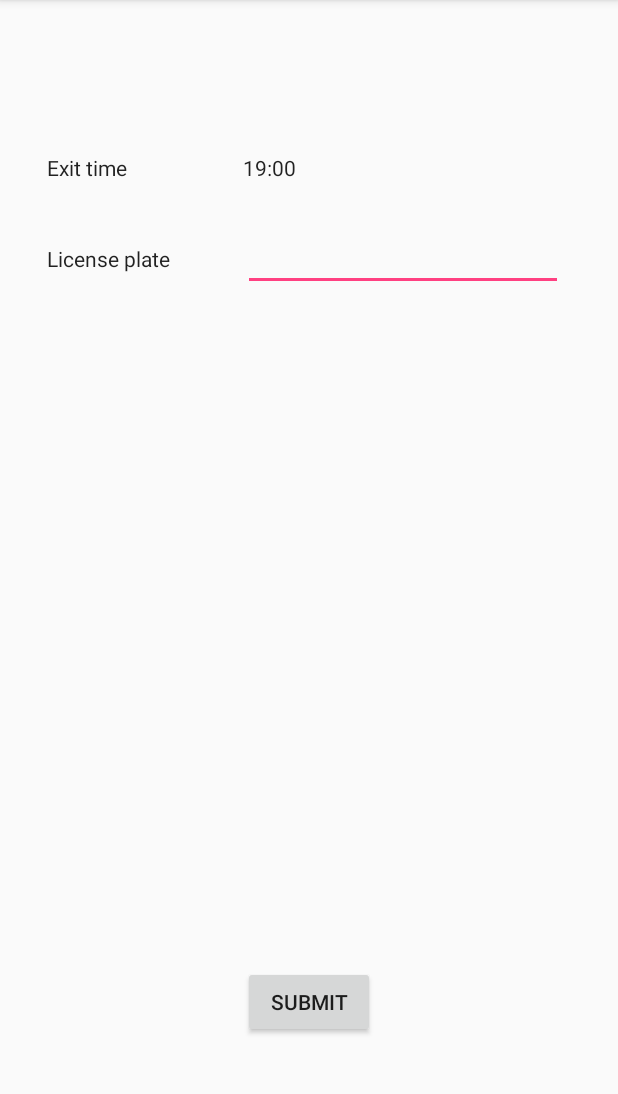
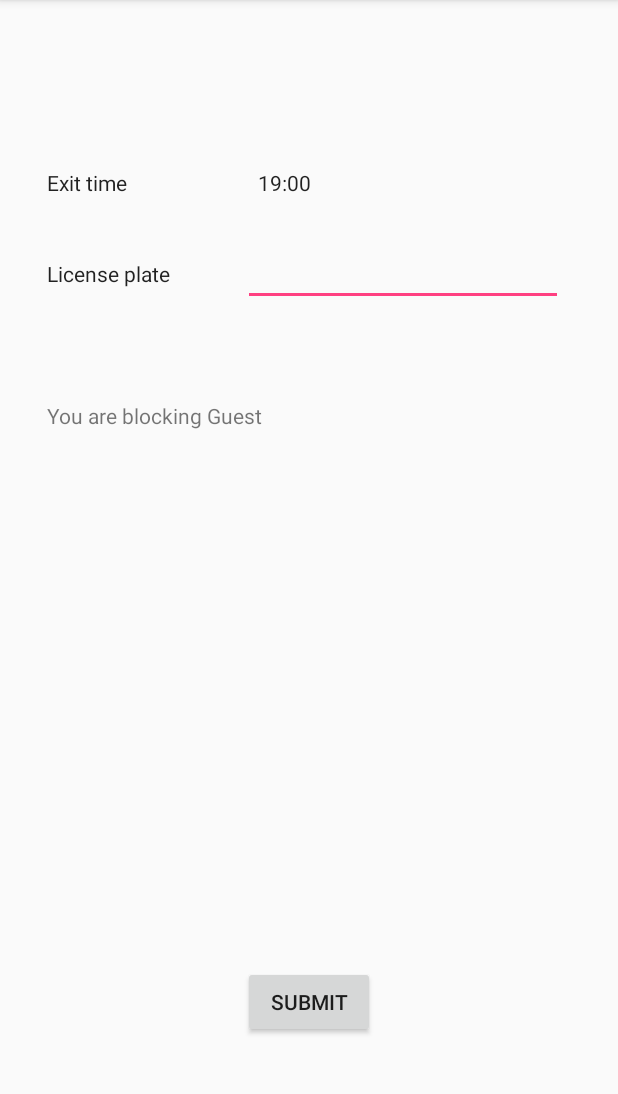
Before and after one commit to kobyperets/i-blocked-u-fe, an Android app: the fragment IBlockedUFormFragment shown on its own in the app's theme, on a phone screen of 412 x 824 dp, the part 84-1178 px from its top. Run offline under Robolectric (Android 15) with nearby library versions, the phone set to English and light mode, and no system bars; 1 statement that could not run was skipped.

Commit message:
add blocking message

```diff
--- a/IBlockedU/app/src/main/java/com/salesforce/iblockedu/IBlockedUFormFragment.java
+++ b/IBlockedU/app/src/main/java/com/salesforce/iblockedu/IBlockedUFormFragment.java
@@ -1,5 +1,7 @@
 package com.salesforce.iblockedu;
 
+import android.content.Context;
+import android.content.SharedPreferences;
 import android.net.Uri;
 import android.os.Bundle;
 import android.support.v4.app.Fragment;
@@ -7,6 +9,7 @@ import android.view.LayoutInflater;
 import android.view.View;
 import android.view.ViewGroup;
 import android.widget.EditText;
+import android.widget.TextView;
 
 
 /**
@@ -22,6 +25,8 @@ public class IBlockedUFormFragment extends Fragment {
     // the fragment initialization parameters, e.g. ARG_ITEM_NUMBER
     private static final String ARG_PARAM_LICENSE_PLATE = "param1";
     private static final String ARG_PARAM2 = "param2";
+
+
 
     // TODO: Rename and change types of parameters
     private String mParam1;
@@ -65,7 +70,15 @@ public class IBlockedUFormFragment extends Fragment {
                              Bundle savedInstanceState) {
         // Inflate the layout for this fragment
         View inflate = inflater.inflate(R.layout.fragment_iblocked_uform, container, false);
-        ((EditText)inflate.findViewById(R.id.license_plate)).setText(getArguments().getString(ARG_PARAM_LICENSE_PLATE));
+        String lisence = getArguments().getString(ARG_PARAM_LICENSE_PLATE);
+        ((EditText)inflate.findViewById(R.id.license_plate)).setText(lisence);
+
+
+        //Build the blocking message
+        SharedPreferences sharedPref = getActivity().getPreferences(Context.MODE_PRIVATE);
+        String owner = sharedPref.getString(lisence, "Guest");
+        String message = "You are blocking "+ owner;
+        ((TextView)inflate.findViewById(R.id.form_block_message)).setText(message);
 
         return inflate;
     }
--- a/IBlockedU/app/src/main/res/layout/fragment_iblocked_uform.xml
+++ b/IBlockedU/app/src/main/res/layout/fragment_iblocked_uform.xml
@@ -29,6 +29,7 @@
             android:layout_marginTop="102dp"
             android:inputType="time"
             android:onClick="showTimePickerDialog"
+            android:padding="10dp"
             android:text="19:00"
             android:textAppearance="@style/TextAppearance.AppCompat.Body1" />
 
@@ -64,6 +65,15 @@
             android:onClick="handleSubmit"
             android:text="Submit" />
 
+        <TextView
+            android:id="@+id/form_block_message"
+            android:layout_width="wrap_content"
+            android:layout_height="wrap_content"
+            android:layout_alignStart="@+id/name_label2"
+            android:layout_below="@+id/license_plate"
+            android:layout_marginTop="63dp"
+            android:text="TextView" />
+
     </RelativeLayout>
 
 </FrameLayout>
--- a/IBlockedU/app/src/main/res/menu/activity_iblocked_umain_drawer.xml
+++ b/IBlockedU/app/src/main/res/menu/activity_iblocked_umain_drawer.xml
@@ -3,7 +3,7 @@
     xmlns:tools="http://schemas.android.com/tools"
     tools:showIn="navigation_view">
 
-    <group android:id="@+id/side_menu" android:checkableBehavior="single" android:enabled="true">
+    <group android:id="@+id/side_menu" android:checkableBehavior="single" android:enabled="false">
         <item
             android:id="@+id/nav_iblockedu_camera"
             android:icon="@drawable/ic_menu_camera"
```
Also changed, not shown: IBlockedU/app/src/main/java/com/salesforce/iblockedu/IBlockedUMainActivity.java (+20 -0 lines).
